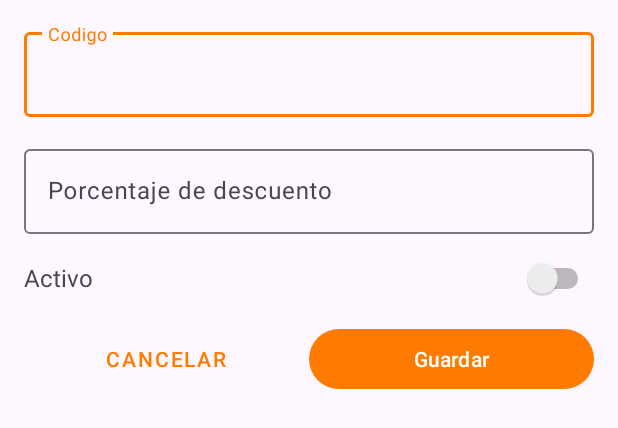
After one commit to LuKarbo/LK-Store, an Android app: the layout dialog_discount_creation.xml on its own in the app's theme, with its tools: preview values and no code run, on a phone screen of 412 x 824 dp. The commit adds this screen. Shown: the top 428 px of the screen. Run offline under Robolectric (Android 15) with nearby library versions, the phone set to English and light mode, and no system bars; network calls fail.

Commit message:
feat: Crear/Eliminar/Editar Descuento x FireStore
- Se agrego en la vista admin, que se pueda Crear/Eliminar/Editar un descuento, mediante uso directo de FireStore

```diff
--- a/app/build.gradle.kts
+++ b/app/build.gradle.kts
@@ -41,7 +41,8 @@ dependencies {
     implementation(platform("com.google.firebase:firebase-bom:33.5.1"))
     implementation("com.google.firebase:firebase-auth:23.1.0")
     implementation ("com.google.android.material:material:1.9.0");
-    implementation("com.squareup.okhttp3:okhttp:4.9.0");
+    implementation("com.squareup.okhttp3:okhttp:4.9.0")
+    implementation(libs.firebase.firestore);
     annotationProcessor("com.github.bumptech.glide:compiler:4.15.1")
     testImplementation(libs.junit)
     androidTestImplementation(libs.ext.junit)
--- a/app/src/main/java/ar/edu/davinci/carbone_lucas/lk_store/ApiQueries/DiscountAPIGetAll.java
+++ b/app/src/main/java/ar/edu/davinci/carbone_lucas/lk_store/ApiQueries/DiscountAPIGetAll.java
@@ -32,7 +32,7 @@ public class DiscountAPIGetAll extends AsyncTask<String, Integer, List<Discount>
                 JSONArray discount_respuesta = jsonResponse.getJSONArray("discounts");
                 for (int i = 0; i < discount_respuesta.length(); i++) {
                     JSONObject discount = discount_respuesta.getJSONObject(i);
-                    discounts.add(new Discount(discount.getString("id"),discount.getDouble("porcent"),discount.getBoolean("isActive")));
+                    discounts.add(new Discount(discount.getString("id"),discount.getString("code"),discount.getDouble("porcent"),discount.getBoolean("isActive")));
                     Log.e("DiscountAPIGetAll", "Added discount ID: " + discount.getString("id"));
                 }
             }
--- /dev/null
+++ b/app/src/main/res/layout/dialog_discount_creation.xml
@@ -0,0 +1,76 @@
+<?xml version="1.0" encoding="utf-8"?>
+<LinearLayout xmlns:android="http://schemas.android.com/apk/res/android"
+    android:layout_width="match_parent"
+    android:layout_height="wrap_content"
+    android:orientation="vertical"
+    android:padding="@dimen/_16dp">
+
+    <com.google.android.material.textfield.TextInputLayout
+        android:layout_width="match_parent"
+        android:layout_height="wrap_content"
+        android:layout_marginBottom="@dimen/_16dp">
+
+        <EditText
+            android:id="@+id/codeEditText"
+            android:layout_width="match_parent"
+            android:layout_height="wrap_content"
+            android:hint="@string/codigo"
+            android:inputType="text"
+            android:maxLength="5"/>
+    </com.google.android.material.textfield.TextInputLayout>
+
+    <com.google.android.material.textfield.TextInputLayout
+        android:layout_width="match_parent"
+        android:layout_height="wrap_content"
+        android:layout_marginBottom="@dimen/_16dp">
+
+        <EditText
+            android:id="@+id/percentEditText"
+            android:layout_width="match_parent"
+            android:layout_height="wrap_content"
+            android:hint="@string/porcentaje_de_descuento"
+            android:inputType="numberDecimal"
+            android:maxLength="5"/>
+    </com.google.android.material.textfield.TextInputLayout>
+
+    <LinearLayout
+        android:layout_width="match_parent"
+        android:layout_height="wrap_content"
+        android:orientation="horizontal"
+        android:layout_marginBottom="@dimen/_16dp">
+
+        <TextView
+            android:layout_width="@dimen/_0dp"
+            android:layout_height="wrap_content"
+            android:layout_weight="1"
+            android:text="@string/activo"
+            android:textSize="@dimen/_16sp"/>
+
+        <Switch
+            android:id="@+id/activeSwitch"
+            android:layout_width="wrap_content"
+            android:layout_height="wrap_content"/>
+    </LinearLayout>
+
+    <LinearLayout
+        android:layout_width="match_parent"
+        android:layout_height="wrap_content"
+        android:orientation="horizontal">
+
+        <Button
+            android:id="@+id/cancelButton"
+            android:layout_width="@dimen/_0dp"
+            android:layout_height="wrap_content"
+            android:layout_weight="1"
+            android:text="@string/cancelar"
+            style="@style/Widget.MaterialComponents.Button.TextButton"/>
+
+        <Button
+            android:id="@+id/saveButton"
+            android:layout_width="@dimen/_0dp"
+            android:layout_height="wrap_content"
+            android:layout_weight="1"
+            android:textColor="@color/white"
+            android:text="@string/guardar"/>
+    </LinearLayout>
+</LinearLayout>
--- a/app/src/main/res/values/dimens.xml
+++ b/app/src/main/res/values/dimens.xml
@@ -40,4 +40,6 @@
     <dimen name="_12sp">12sp</dimen>
     <dimen name="_16sp">16sp</dimen>
     <dimen name="img_dim">80dp</dimen>
+    <dimen name="_50dp">50dp</dimen>
+    <dimen name="_36dp">36dp</dimen>
 </resources>
--- a/app/src/main/res/values/strings.xml
+++ b/app/src/main/res/values/strings.xml
@@ -70,4 +70,11 @@
     <string name="responder">Responder</string>
     <string name="email">Email</string>
     <string name="cambiar_permisos">Cambiar Permisos</string>
+    <string name="cancelar">Cancelar</string>
+    <string name="guardar">Guardar</string>
+    <string name="activo">Activo</string>
+    <string name="porcentaje_de_descuento">Porcentaje de descuento</string>
+    <string name="editar">Editar</string>
+    <string name="codigo">Codigo</string>
+    <string name="eliminar">Eliminar</string>
 </resources>
--- a/gradle/libs.versions.toml
+++ b/gradle/libs.versions.toml
@@ -7,6 +7,8 @@ appcompat = "1.7.0"
 material = "1.12.0"
 activity = "1.9.1"
 constraintlayout = "2.1.4"
+googleGmsGoogleServices = "4.4.2"
+firebaseFirestore = "25.1.1"
 
 [libraries]
 junit = { group = "junit", name = "junit", version.ref = "junit" }
@@ -16,6 +18,8 @@ appcompat = { group = "androidx.appcompat", name = "appcompat", version.ref = "a
 material = { group = "com.google.android.material", name = "material", version.ref = "material" }
 activity = { group = "androidx.activity", name = "activity", version.ref = "activity" }
 constraintlayout = { group = "androidx.constraintlayout", name = "constraintlayout", version.ref = "constraintlayout" }
+firebase-firestore = { group = "com.google.firebase", name = "firebase-firestore", version.ref = "firebaseFirestore" }
 
 [plugins]
 android-application = { id = "com.android.application", version.ref = "agp" }
+google-gms-google-services = { id = "com.google.gms.google-services", version.ref = "googleGmsGoogleServices" }
```
Also changed, not shown: app/src/main/java/ar/edu/davinci/carbone_lucas/lk_store/Adapters/DiscountAdapter.java (added, +139 -0 lines), app/src/main/java/ar/edu/davinci/carbone_lucas/lk_store/Adapters/DiscountCreationDialog.java (added, +130 -0 lines), app/src/main/java/ar/edu/davinci/carbone_lucas/lk_store/Controllers/DiscountController.java (+185 -0 lines), app/src/main/java/ar/edu/davinci/carbone_lucas/lk_store/generalFragments/AdminFragment.java (+77 -5 lines), app/src/main/java/ar/edu/davinci/carbone_lucas/lk_store/models/Discount/Discount.java (+7 -1 lines), app/src/main/res/layout/fragment_admin.xml (+7 -0 lines), app/src/main/res/layout/item_discount.xml (added, +71 -0 lines).
